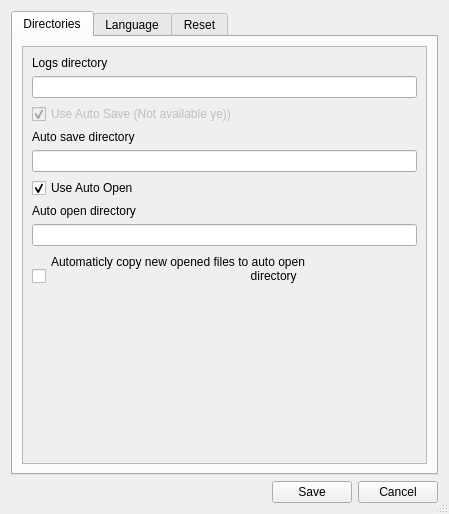
This is StudyGuide/ui/PreferenceWindow.ui in JesseRobot01/PlanGuidePlanner as Qt 5 draws it before an edit. The edited form follows.
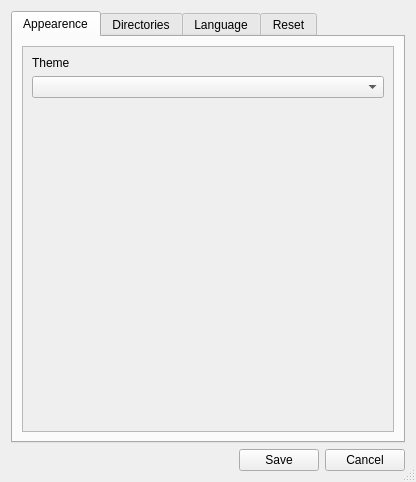
This is the edited form.

Commit message: Themes! Now light and dark mode!

```diff
--- a/StudyGuide/ui/PreferenceWindow.ui
+++ b/StudyGuide/ui/PreferenceWindow.ui
@@ -6,8 +6,8 @@
             <rect>
                 <x>0</x>
                 <y>0</y>
-                <width>449</width>
-                <height>514</height>
+                <width>416</width>
+                <height>482</height>
             </rect>
         </property>
         <property name="sizePolicy">
@@ -55,6 +55,55 @@
                     <property name="movable">
                         <bool>false</bool>
                     </property>
+                    <widget class="QWidget" name="tab">
+                        <attribute name="title">
+                            <string>Appearence</string>
+                        </attribute>
+                        <layout class="QHBoxLayout" name="horizontalLayout">
+                            <item>
+                                <widget class="QScrollArea" name="scrollArea_4">
+                                    <property name="widgetResizable">
+                                        <bool>true</bool>
+                                    </property>
+                                    <widget class="QWidget" name="scrollAreaWidgetContents_4">
+                                        <property name="geometry">
+                                            <rect>
+                                                <x>0</x>
+                                                <y>0</y>
+                                                <width>372</width>
+                                                <height>383</height>
+                                            </rect>
+                                        </property>
+                                        <layout class="QVBoxLayout" name="verticalLayout_2">
+                                            <item>
+                                                <widget class="QLabel" name="label_3">
+                                                    <property name="text">
+                                                        <string>Theme</string>
+                                                    </property>
+                                                </widget>
+                                            </item>
+                                            <item>
+                                                <widget class="QComboBox" name="themes"/>
+                                            </item>
+                                            <item>
+                                                <spacer name="verticalSpacer_4">
+                                                    <property name="orientation">
+                                                        <enum>Qt::Vertical</enum>
+                                                    </property>
+                                                    <property name="sizeHint" stdset="0">
+                                                        <size>
+                                                            <width>20</width>
+                                                            <height>342</height>
+                                                        </size>
+                                                    </property>
+                                                </spacer>
+                                            </item>
+                                        </layout>
+                                    </widget>
+                                </widget>
+                            </item>
+                        </layout>
+                    </widget>
                     <widget class="QWidget" name="tab_3">
                         <attribute name="title">
                             <string>Directories</string>
@@ -76,8 +125,8 @@
                                             <rect>
                                                 <x>0</x>
                                                 <y>0</y>
-                                                <width>405</width>
-                                                <height>415</height>
+                                                <width>372</width>
+                                                <height>383</height>
                                             </rect>
                                         </property>
                                         <layout class="QVBoxLayout" name="verticalLayout_4">
```
Left out of the diff: 8 changed lines with no effect on the pictures. The commit also changes 17 other files.
